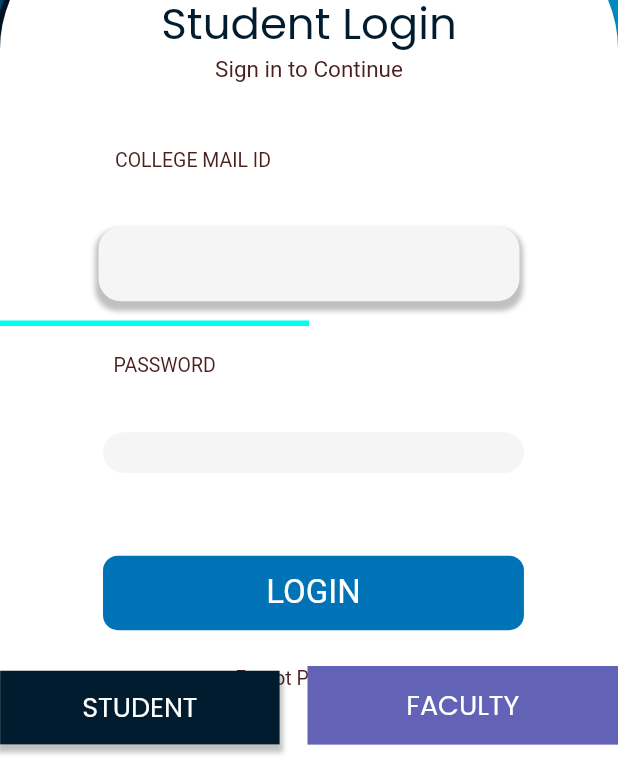
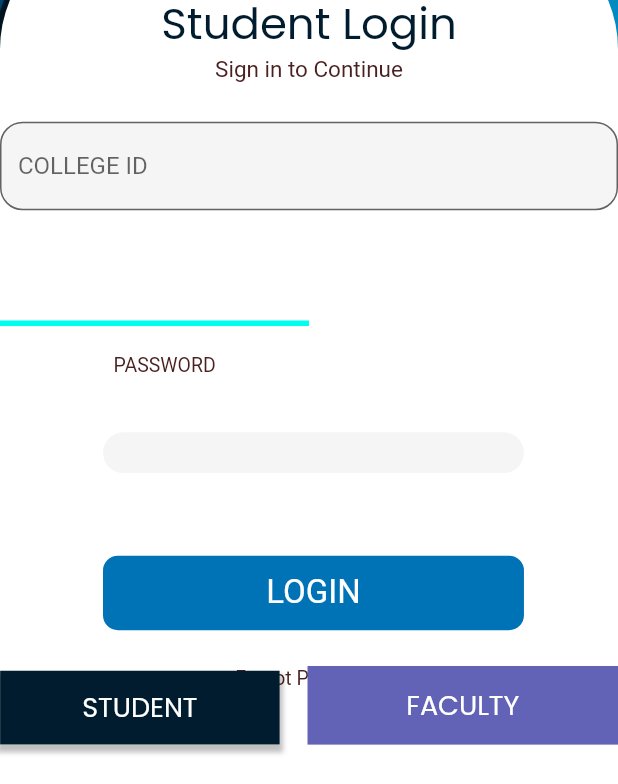
Before and after one commit to Madhav-S-S/voice_app, a Flutter app: the screen it shows after launch, on a phone screen of 412 x 824 dp, the part 452-1236 px from its top. Run offline on Flutter 3.47's test engine with Material 2 defaults, Android fonts, the phone set to English and light mode, and no system bars; our stand-ins replace cached_network_image, connectivity_plus, equatable, flutter_bloc, flutter_svg, shared_preferences; Roboto replaces fonts that are missing (Candara, Century Gothic).

Commit message:
college id text box created

```diff
--- a/lib/core/utils/size_utils.dart
+++ b/lib/core/utils/size_utils.dart
@@ -21,8 +21,8 @@ get width {
 ///This method is used to get device viewport height.
 get height {
   num statusBar =
-      MediaQueryData.fromWindow(WidgetsBinding.instance.window).viewPadding.top;
-  num bottomBar = MediaQueryData.fromWindow(WidgetsBinding.instance.window)
+      MediaQueryData.fromView(WidgetsBinding.instance.window).viewPadding.top;
+  num bottomBar = MediaQueryData.fromView(WidgetsBinding.instance.window)
       .viewPadding
       .bottom;
   num screenHeight = size.height - statusBar - bottomBar;
--- a/lib/data/apiClient/api_client.dart
+++ b/lib/data/apiClient/api_client.dart
@@ -1,3 +1,2 @@
-import 'package:voice/core/app_export.dart';
 
 class ApiClient {}
--- a/lib/presentation/faculty_dashboard_draweritem/faculty_dashboard_draweritem.dart
+++ b/lib/presentation/faculty_dashboard_draweritem/faculty_dashboard_draweritem.dart
@@ -1,4 +1,3 @@
-import 'bloc/faculty_dashboard_bloc.dart';
 import 'package:flutter/material.dart';
 import 'package:voice/core/app_export.dart';
 import 'package:voice/widgets/custom_button.dart';
--- a/lib/presentation/student_dashboard_draweritem/student_dashboard_draweritem.dart
+++ b/lib/presentation/student_dashboard_draweritem/student_dashboard_draweritem.dart
@@ -1,4 +1,3 @@
-import 'bloc/student_dashboard_bloc.dart';
 import 'package:flutter/material.dart';
 import 'package:voice/core/app_export.dart';
 import 'package:voice/widgets/custom_button.dart';
--- a/lib/presentation/student_home_container_screen/bloc/student_home_container_bloc.dart
+++ b/lib/presentation/student_home_container_screen/bloc/student_home_container_bloc.dart
@@ -1,7 +1,6 @@
 import 'package:equatable/equatable.dart';
 import 'package:flutter/material.dart';
 import '/core/app_export.dart';
-import 'package:voice/widgets/custom_bottom_bar.dart';
 import 'package:voice/presentation/student_home_container_screen/models/student_home_container_model.dart';
 part 'student_home_container_event.dart';
 part 'student_home_container_state.dart';
--- a/lib/presentation/student_login_screen/student_login_screen.dart
+++ b/lib/presentation/student_login_screen/student_login_screen.dart
@@ -301,30 +301,21 @@ class StudentLoginScreen extends StatelessWidget {
                                                                           .cyanA200))))
                                                     ]))),
                                         Align(
-                                            alignment: Alignment(0,1),
-                                            child: Container(
-                                                height: getVerticalSize(54),
-                                                width: getHorizontalSize(282),
-                                                margin: getMargin(bottom: 350),
-                                                decoration: BoxDecoration(
-                                                    color:
-                                                        ColorConstant.gray100,
-                                                    borderRadius:
-                                                        BorderRadius.circular(
-                                                            getHorizontalSize(
-                                                                15)),
-                                                    boxShadow: [
-                                                      BoxShadow(
-                                                          color: ColorConstant
-                                                              .black9003f,
-                                                          spreadRadius:
-                                                              getHorizontalSize(
-                                                                  2),
-                                                          blurRadius:
-                                                              getHorizontalSize(
-                                                                  2),
-                                                          offset: Offset(0, 4))
-                                                    ])))
+  alignment: Alignment(0, 0),
+  child: TextField(
+    decoration: InputDecoration(
+      filled: true,
+      fillColor: ColorConstant.gray100,
+      hintText: 'COLLEGE ID',
+      border: OutlineInputBorder(
+        borderRadius:BorderRadius.circular(15),
+      )
+    ),
+  ),
+),
+
+
+
                                       ]))))
                     ]))));
   }
--- a/lib/widgets/app_bar/custom_app_bar.dart
+++ b/lib/widgets/app_bar/custom_app_bar.dart
@@ -2,7 +2,7 @@ import 'package:flutter/material.dart';
 import 'package:voice/core/app_export.dart';
 
 // ignore: must_be_immutable
-class CustomAppBar extends StatelessWidget with PreferredSizeWidget {
+class CustomAppBar extends StatelessWidget implements PreferredSizeWidget {
   CustomAppBar(
       {required this.height,
       this.styleType,
@@ -86,6 +86,7 @@ class CustomAppBar extends StatelessWidget with PreferredSizeWidget {
   }
 }
 
+
 enum Style {
   bgFillGray90003,
   bgFillGray900,
--- a/pubspec.yaml
+++ b/pubspec.yaml
@@ -14,7 +14,7 @@ dependencies:
   cached_network_image: ^3.2.1
   flutter_svg: ^1.1.6
   equatable: ^2.0.0
-  intl: ^0.17.0
+  intl: ^0.18.0
 dev_dependencies:
   flutter_test:
     sdk: flutter
```
Also changed, not shown: 1 other file.
